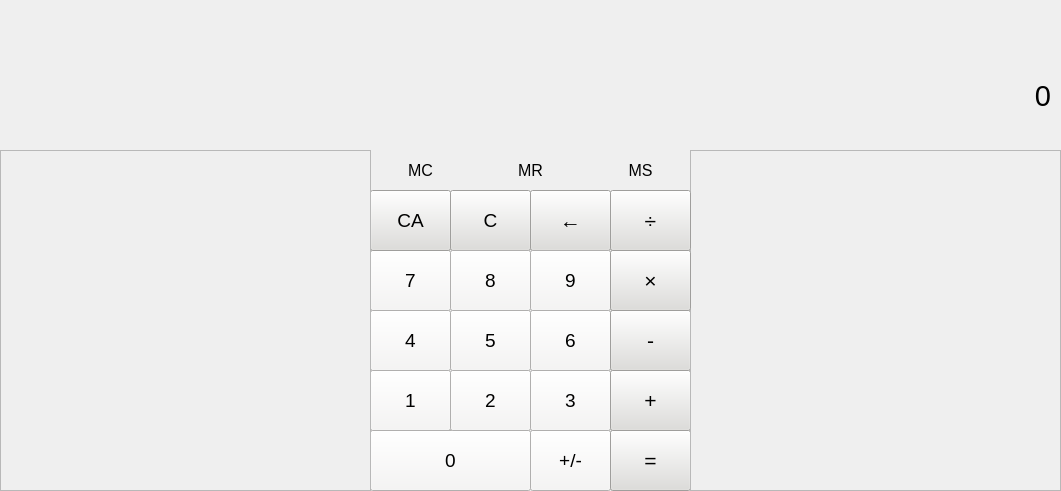
Above: forms/main_window.ui from cybercrate/lmcalc before the change. Below: the same form after it.
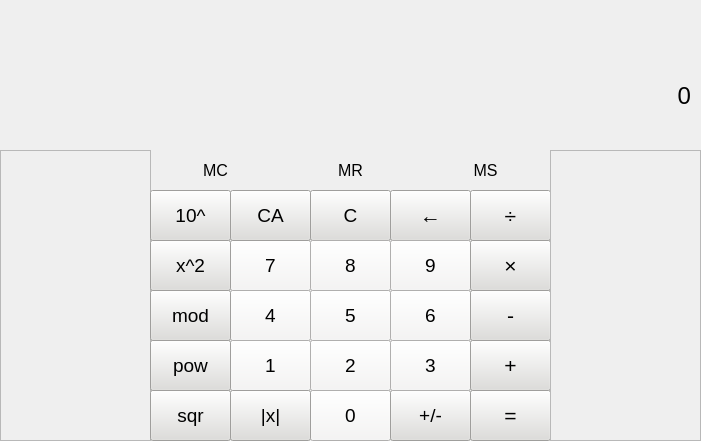
That is the form after the change.

The edit to the form file:
```diff
--- a/forms/main_window.ui
+++ b/forms/main_window.ui
@@ -6,8 +6,8 @@
    <rect>
     <x>0</x>
     <y>0</y>
-    <width>1061</width>
-    <height>491</height>
+    <width>701</width>
+    <height>441</height>
    </rect>
   </property>
   <property name="windowTitle">
@@ -19,13 +19,13 @@
      <rect>
       <x>10</x>
       <y>40</y>
-      <width>1041</width>
+      <width>681</width>
       <height>111</height>
      </rect>
     </property>
     <property name="font">
      <font>
-      <pointsize>22</pointsize>
+      <pointsize>18</pointsize>
      </font>
     </property>
     <property name="text">
@@ -40,7 +40,7 @@
      <rect>
       <x>10</x>
       <y>0</y>
-      <width>1041</width>
+      <width>681</width>
       <height>41</height>
      </rect>
     </property>
@@ -59,9 +59,9 @@
    <widget class="QPushButton" name="pushButton_readMemory">
     <property name="geometry">
      <rect>
-      <x>480</x>
+      <x>280</x>
       <y>150</y>
-      <width>101</width>
+      <width>141</width>
       <height>41</height>
      </rect>
     </property>
@@ -80,9 +80,9 @@
    <widget class="QPushButton" name="pushButton_addToMemory">
     <property name="geometry">
      <rect>
-      <x>590</x>
+      <x>420</x>
       <y>150</y>
-      <width>101</width>
+      <width>131</width>
       <height>41</height>
      </rect>
     </property>
@@ -101,9 +101,9 @@
    <widget class="QPushButton" name="pushButton_clearMemory">
     <property name="geometry">
      <rect>
-      <x>370</x>
+      <x>150</x>
       <y>150</y>
-      <width>101</width>
+      <width>131</width>
       <height>41</height>
      </rect>
     </property>
@@ -122,10 +122,10 @@
    <widget class="QPushButton" name="pushButton_one">
     <property name="geometry">
      <rect>
-      <x>370</x>
-      <y>370</y>
+      <x>230</x>
+      <y>340</y>
       <width>81</width>
-      <height>61</height>
+      <height>51</height>
      </rect>
     </property>
     <property name="font">
@@ -143,10 +143,10 @@
    <widget class="QPushButton" name="pushButton_five">
     <property name="geometry">
      <rect>
-      <x>450</x>
-      <y>310</y>
+      <x>310</x>
+      <y>290</y>
       <width>81</width>
-      <height>61</height>
+      <height>51</height>
      </rect>
     </property>
     <property name="font">
@@ -164,10 +164,10 @@
    <widget class="QPushButton" name="pushButton_six">
     <property name="geometry">
      <rect>
-      <x>530</x>
-      <y>310</y>
+      <x>390</x>
+      <y>290</y>
       <width>81</width>
-      <height>61</height>
+      <height>51</height>
      </rect>
     </property>
     <property name="font">
@@ -185,10 +185,10 @@
    <widget class="QPushButton" name="pushButton_zero">
     <property name="geometry">
      <rect>
-      <x>370</x>
-      <y>430</y>
-      <width>161</width>
-      <height>61</height>
+      <x>310</x>
+      <y>390</y>
+      <width>81</width>
+      <height>51</height>
      </rect>
     </property>
     <property name="font">
@@ -206,10 +206,10 @@
    <widget class="QPushButton" name="pushButton_changeSign">
     <property name="geometry">
      <rect>
-      <x>530</x>
-      <y>430</y>
+      <x>390</x>
+      <y>390</y>
       <width>81</width>
-      <height>61</height>
+      <height>51</height>
      </rect>
     </property>
     <property name="font">
@@ -218,7 +218,7 @@
      </font>
     </property>
     <property name="styleSheet">
-     <string notr="true">background-color: rgb(246, 245, 244);</string>
+     <string notr="true">background-color: rgb(222, 221, 218);</string>
     </property>
     <property name="text">
      <string>+/-</string>
@@ -227,10 +227,10 @@
    <widget class="QPushButton" name="pushButton_clear">
     <property name="geometry">
      <rect>
-      <x>450</x>
+      <x>310</x>
       <y>190</y>
       <width>81</width>
-      <height>61</height>
+      <height>51</height>
      </rect>
     </property>
     <property name="font">
@@ -248,10 +248,10 @@
    <widget class="QPushButton" name="pushButton_eight">
     <property name="geometry">
      <rect>
-      <x>450</x>
-      <y>250</y>
+      <x>310</x>
+      <y>240</y>
       <width>81</width>
-      <height>61</height>
+      <height>51</height>
      </rect>
     </property>
     <property name="font">
@@ -269,10 +269,10 @@
    <widget class="QPushButton" name="pushButton_backspace">
     <property name="geometry">
      <rect>
-      <x>530</x>
+      <x>390</x>
       <y>190</y>
       <width>81</width>
-      <height>61</height>
+      <height>51</height>
      </rect>
     </property>
     <property name="font">
@@ -290,10 +290,10 @@
    <widget class="QPushButton" name="pushButton_minus">
     <property name="geometry">
      <rect>
-      <x>610</x>
-      <y>310</y>
+      <x>470</x>
+      <y>290</y>
       <width>81</width>
-      <height>61</height>
+      <height>51</height>
      </rect>
     </property>
     <property name="font">
@@ -311,10 +311,10 @@
    <widget class="QPushButton" name="pushButton_two">
     <property name="geometry">
      <rect>
-      <x>450</x>
-      <y>370</y>
+      <x>310</x>
+      <y>340</y>
       <width>81</width>
-      <height>61</height>
+      <height>51</height>
      </rect>
     </property>
     <property name="font">
@@ -332,10 +332,10 @@
    <widget class="QPushButton" name="pushButton_nine">
     <property name="geometry">
      <rect>
-      <x>530</x>
-      <y>250</y>
+      <x>390</x>
+      <y>240</y>
       <width>81</width>
-      <height>61</height>
+      <height>51</height>
      </rect>
     </property>
     <property name="font">
@@ -353,10 +353,10 @@
    <widget class="QPushButton" name="pushButton_seven">
     <property name="geometry">
      <rect>
-      <x>370</x>
-      <y>250</y>
+      <x>230</x>
+      <y>240</y>
       <width>81</width>
-      <height>61</height>
+      <height>51</height>
      </rect>
     </property>
     <property name="font">
@@ -374,10 +374,10 @@
    <widget class="QPushButton" name="pushButton_three">
     <property name="geometry">
      <rect>
-      <x>530</x>
-      <y>370</y>
+      <x>390</x>
+      <y>340</y>
       <width>81</width>
-      <height>61</height>
+      <height>51</height>
      </rect>
     </property>
     <property name="font">
@@ -395,10 +395,10 @@
    <widget class="QPushButton" name="pushButton_clearAll">
     <property name="geometry">
      <rect>
-      <x>370</x>
+      <x>230</x>
       <y>190</y>
       <width>81</width>
-      <height>61</height>
+      <height>51</height>
      </rect>
     </property>
     <property name="font">
@@ -416,10 +416,10 @@
    <widget class="QPushButton" name="pushButton_plus">
     <property name="geometry">
      <rect>
-      <x>610</x>
-      <y>370</y>
+      <x>470</x>
+      <y>340</y>
       <width>81</width>
-      <height>61</height>
+      <height>51</height>
      </rect>
     </property>
     <property name="font">
@@ -437,10 +437,10 @@
    <widget class="QPushButton" name="pushButton_four">
     <property name="geometry">
      <rect>
-      <x>370</x>
-      <y>310</y>
+      <x>230</x>
+      <y>290</y>
       <width>81</width>
-      <height>61</height>
+      <height>51</height>
      </rect>
     </property>
     <property name="font">
@@ -458,10 +458,10 @@
    <widget class="QPushButton" name="pushButton_equal">
     <property name="geometry">
      <rect>
-      <x>610</x>
-      <y>430</y>
+      <x>470</x>
+      <y>390</y>
       <width>81</width>
-      <height>61</height>
+      <height>51</height>
      </rect>
     </property>
     <property name="font">
@@ -481,24 +481,8 @@
      <rect>
       <x>0</x>
       <y>150</y>
-      <width>371</width>
-      <height>341</height>
-     </rect>
-    </property>
-    <property name="frameShape">
-     <enum>QFrame::StyledPanel</enum>
-    </property>
-    <property name="frameShadow">
-     <enum>QFrame::Raised</enum>
-    </property>
-   </widget>
-   <widget class="QFrame" name="emptyFrame_2">
-    <property name="geometry">
-     <rect>
-      <x>690</x>
-      <y>150</y>
-      <width>371</width>
-      <height>341</height>
+      <width>151</width>
+      <height>291</height>
      </rect>
     </property>
     <property name="frameShape">
@@ -511,10 +495,10 @@
    <widget class="QPushButton" name="pushButton_multiply">
     <property name="geometry">
      <rect>
-      <x>610</x>
-      <y>250</y>
+      <x>470</x>
+      <y>240</y>
       <width>81</width>
-      <height>61</height>
+      <height>51</height>
      </rect>
     </property>
     <property name="font">
@@ -532,10 +516,10 @@
    <widget class="QPushButton" name="pushButton_divide">
     <property name="geometry">
      <rect>
-      <x>610</x>
+      <x>470</x>
       <y>190</y>
       <width>81</width>
-      <height>61</height>
+      <height>51</height>
      </rect>
     </property>
     <property name="font">
@@ -550,6 +534,148 @@
      <string>÷</string>
     </property>
    </widget>
+   <widget class="QPushButton" name="pushButton_sqrt">
+    <property name="geometry">
+     <rect>
+      <x>150</x>
+      <y>390</y>
+      <width>81</width>
+      <height>51</height>
+     </rect>
+    </property>
+    <property name="font">
+     <font>
+      <pointsize>14</pointsize>
+     </font>
+    </property>
+    <property name="styleSheet">
+     <string notr="true">background-color: rgb(222, 221, 218);</string>
+    </property>
+    <property name="text">
+     <string>sqr</string>
+    </property>
+   </widget>
+   <widget class="QPushButton" name="pushButton_pow">
+    <property name="geometry">
+     <rect>
+      <x>150</x>
+      <y>340</y>
+      <width>81</width>
+      <height>51</height>
+     </rect>
+    </property>
+    <property name="font">
+     <font>
+      <pointsize>14</pointsize>
+     </font>
+    </property>
+    <property name="styleSheet">
+     <string notr="true">background-color: rgb(222, 221, 218);</string>
+    </property>
+    <property name="text">
+     <string>pow</string>
+    </property>
+   </widget>
+   <widget class="QPushButton" name="pushButton_mod">
+    <property name="geometry">
+     <rect>
+      <x>150</x>
+      <y>290</y>
+      <width>81</width>
+      <height>51</height>
+     </rect>
+    </property>
+    <property name="font">
+     <font>
+      <pointsize>14</pointsize>
+     </font>
+    </property>
+    <property name="styleSheet">
+     <string notr="true">background-color: rgb(222, 221, 218);</string>
+    </property>
+    <property name="text">
+     <string>mod</string>
+    </property>
+   </widget>
+   <widget class="QPushButton" name="pushButton_abs">
+    <property name="geometry">
+     <rect>
+      <x>230</x>
+      <y>390</y>
+      <width>81</width>
+      <height>51</height>
+     </rect>
+    </property>
+    <property name="font">
+     <font>
+      <pointsize>14</pointsize>
+     </font>
+    </property>
+    <property name="styleSheet">
+     <string notr="true">background-color: rgb(222, 221, 218);</string>
+    </property>
+    <property name="text">
+     <string>|x|</string>
+    </property>
+   </widget>
+   <widget class="QPushButton" name="pushButton_pow10">
+    <property name="geometry">
+     <rect>
+      <x>150</x>
+      <y>190</y>
+      <width>81</width>
+      <height>51</height>
+     </rect>
+    </property>
+    <property name="font">
+     <font>
+      <pointsize>14</pointsize>
+     </font>
+    </property>
+    <property name="styleSheet">
+     <string notr="true">background-color: rgb(222, 221, 218);</string>
+    </property>
+    <property name="text">
+     <string>10^</string>
+    </property>
+   </widget>
+   <widget class="QPushButton" name="pushButton_powBy2">
+    <property name="geometry">
+     <rect>
+      <x>150</x>
+      <y>240</y>
+      <width>81</width>
+      <height>51</height>
+     </rect>
+    </property>
+    <property name="font">
+     <font>
+      <pointsize>14</pointsize>
+     </font>
+    </property>
+    <property name="styleSheet">
+     <string notr="true">background-color: rgb(222, 221, 218);</string>
+    </property>
+    <property name="text">
+     <string>x^2</string>
+    </property>
+   </widget>
+   <widget class="QFrame" name="emptyFrame_right">
+    <property name="geometry">
+     <rect>
+      <x>550</x>
+      <y>150</y>
+      <width>151</width>
+      <height>291</height>
+     </rect>
+    </property>
+    <property name="frameShape">
+     <enum>QFrame::StyledPanel</enum>
+    </property>
+    <property name="frameShadow">
+     <enum>QFrame::Raised</enum>
+    </property>
+   </widget>
   </widget>
  </widget>
  <resources/>
```
Left out of the diff: 2 changed lines with no effect on the pictures.
